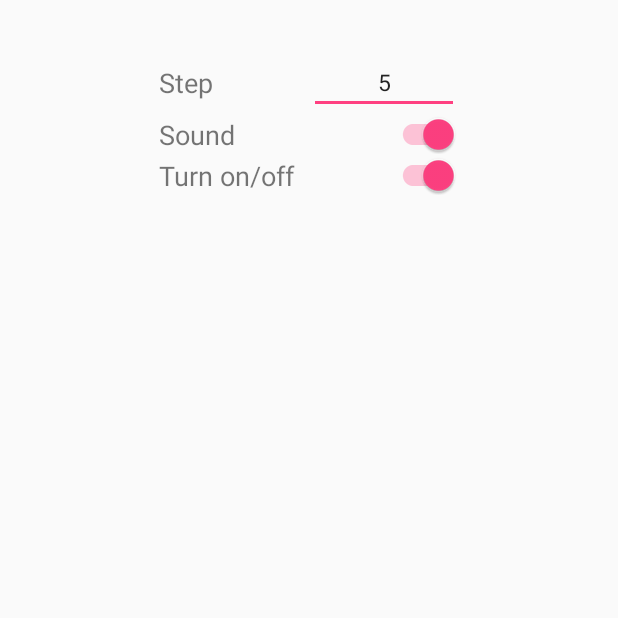
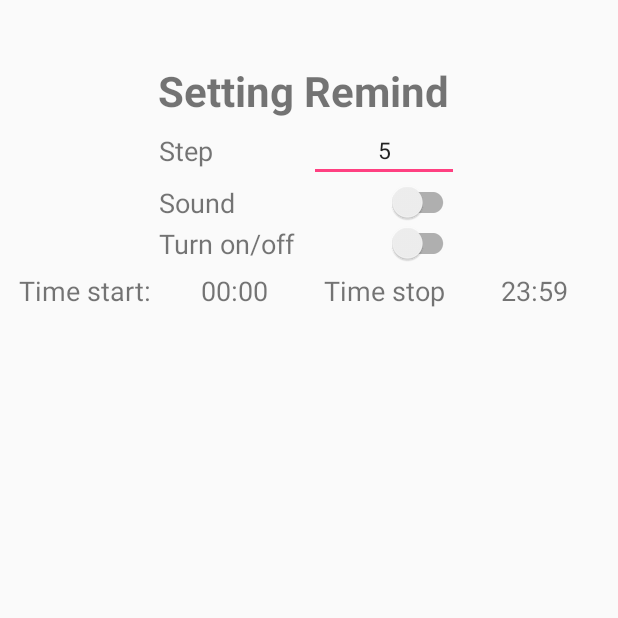
Before and after one commit to quyngao/EzEngLish, an Android app: the VocaActivity screen opened directly, with no data from a screen before it, on a phone screen of 412 x 824 dp, the top half of it. Run offline under Robolectric (Android 15) with nearby library versions, the phone set to English and light mode, and no system bars; libraries missing offline, so code that uses them is left out: io.realm; 3 statements that could not run were skipped.

Commit message:
15/8 company

```diff
--- a/app/build.gradle
+++ b/app/build.gradle
@@ -25,4 +25,5 @@ dependencies {
     compile 'com.android.support:appcompat-v7:24.0.0-alpha2'
     compile 'com.android.support:design:24.0.0'
     apply plugin: 'realm-android'
+    compile 'com.google.code.gson:gson:2.4'
 }
--- a/app/src/main/AndroidManifest.xml
+++ b/app/src/main/AndroidManifest.xml
@@ -48,8 +48,8 @@
         </activity>
         <activity
             android:name=".activity.RecordActivity"
+            android:configChanges="orientation|keyboardHidden|screenSize"
             android:launchMode="singleTask"
-            android:theme="@style/Theme.AppCompat.DayNight">
             android:screenOrientation="portrait">
         </activity>
 
--- a/app/src/main/java/com/example/mypc/ezenglish/activity/VocaActivity.java
+++ b/app/src/main/java/com/example/mypc/ezenglish/activity/VocaActivity.java
@@ -1,6 +1,7 @@
 package com.example.mypc.ezenglish.activity;
 
 import android.app.Activity;
+import android.app.TimePickerDialog;
 import android.content.Intent;
 import android.os.Bundle;
 import android.os.Debug;
@@ -8,20 +9,25 @@ import android.speech.tts.TextToSpeech;
 import android.support.v7.widget.SwitchCompat;
 import android.util.Log;
 import android.view.View;
+import android.view.WindowManager;
 import android.widget.AdapterView;
 import android.widget.CompoundButton;
 import android.widget.EditText;
 import android.widget.ListView;
+import android.widget.TextView;
+import android.widget.TimePicker;
 
 import com.example.mypc.ezenglish.R;
 import com.example.mypc.ezenglish.adapter.VocaAdapter;
 import com.example.mypc.ezenglish.model.Lesson;
 import com.example.mypc.ezenglish.model.Voca;
+import com.example.mypc.ezenglish.model.VocaRed;
 import com.example.mypc.ezenglish.realm.RealmLeason;
 import com.example.mypc.ezenglish.util.AlarmUtil;
 import com.example.mypc.ezenglish.util.PrefManager;
 
 import java.util.ArrayList;
+import java.util.List;
 import java.util.Locale;
 
 /**
@@ -31,34 +37,35 @@ public class VocaActivity extends Activity implements TextToSpeech.OnInitListene
 
     ListView listview;
     VocaAdapter adapter;
-    ArrayList<Voca> list;
+    List<Voca> list;
     private TextToSpeech tts;
     SwitchCompat switchalarm;
     SwitchCompat switchsound;
     EditText tv_step;
+    TextView tv_start, tv_end;
     PrefManager prefManager;
-    int step;
-    boolean isalarm;
-    boolean issound;
+    VocaRed vcr;
+
     Lesson l;
 
     @Override
     protected void onCreate(Bundle savedInstanceState) {
         super.onCreate(savedInstanceState);
         setContentView(R.layout.activity_voca);
-
+        this.getWindow().setSoftInputMode(WindowManager.LayoutParams.SOFT_INPUT_STATE_ALWAYS_HIDDEN);
         prefManager = new PrefManager(this);
         tv_step = (EditText) findViewById(R.id.text_time);
         switchalarm = (SwitchCompat) findViewById(R.id.switchalarm);
         switchsound = (SwitchCompat) findViewById(R.id.switchsound);
+        tv_start = (TextView) findViewById(R.id.tv_start);
+        tv_end = (TextView) findViewById(R.id.tv_end);
+        vcr = prefManager.getVocaRed();
 
-        step = prefManager.getstep();
-        isalarm = prefManager.getsound();
-        issound = prefManager.getalarm();
-
-        tv_step.setText("" + step);
-        switchalarm.setChecked(isalarm);
-        switchsound.setChecked(issound);
+        tv_step.setText("" + vcr.getStep());
+        switchalarm.setChecked(vcr.isalarm());
+        switchsound.setChecked(vcr.issound());
+        tv_start.setText(vcr.getStartdate());
+        tv_end.setText(vcr.getEnddate());
 
 
         tts = new TextToSpeech(this, this);
@@ -72,24 +79,67 @@ public class VocaActivity extends Activity implements TextToSpeech.OnInitListene
         Log.e("size", "" + list.size());
         adapter = new VocaAdapter(this, list);
         listview.setAdapter(adapter);
+
+
+        tv_start.setOnClickListener(new View.OnClickListener() {
+            @Override
+            public void onClick(View view) {
+                TimePickerDialog tpd = new TimePickerDialog(VocaActivity.this,
+                        new TimePickerDialog.OnTimeSetListener() {
+                            @Override
+                            public void onTimeSet(TimePicker view, int hourOfDay,
+                                                  int minute) {
+                                String s = "";
+                                if (hourOfDay < 10) s = s + "0" + hourOfDay + ":";
+                                else s = s + "" + hourOfDay + ":";
+                                if (minute < 10) s = s + "0" + minute;
+                                else s = s + "" + minute;
+                                tv_start.setText(s);
+                                vcr.setStartdate(s);
+                            }
+                        }, 0, 0, true);
+                tpd.show();
+            }
+        });
+        tv_end.setOnClickListener(new View.OnClickListener() {
+            @Override
+            public void onClick(View view) {
+                TimePickerDialog tpd = new TimePickerDialog(VocaActivity.this,
+                        new TimePickerDialog.OnTimeSetListener() {
+                            @Override
+                            public void onTimeSet(TimePicker view, int hourOfDay,
+                                                  int minute) {
+                                String s = "";
+                                if (hourOfDay < 10) s = s + "0" + hourOfDay + ":";
+                                else s = s + "" + hourOfDay + ":";
+                                if (minute < 10) s = s + "0" + minute;
+                                else s = s + "" + minute;
+                                tv_end.setText(s);
+                                vcr.setEnddate(s);
+                            }
+                        }, 0, 0, true);
+                tpd.show();
+            }
+        });
         listview.setOnItemClickListener(new AdapterView.OnItemClickListener() {
             @Override
             public void onItemClick(AdapterView<?> adapterView, View view, int i, long l) {
                 speakOut(list.get(i).getName());
             }
         });
-
-
         switchsound.setOnCheckedChangeListener(new CompoundButton.OnCheckedChangeListener() {
             @Override
             public void onCheckedChanged(CompoundButton buttonView, boolean isChecked) {
-                prefManager.setsound(isChecked);
+                Log.e("sound", "sound");
+                vcr.setIssound(isChecked);
+                prefManager.setVocared(vcr);
             }
         });
-        switchsound.setOnCheckedChangeListener(new CompoundButton.OnCheckedChangeListener() {
+        switchalarm.setOnCheckedChangeListener(new CompoundButton.OnCheckedChangeListener() {
             @Override
             public void onCheckedChanged(CompoundButton buttonView, boolean isChecked) {
-                prefManager.setalarm(isChecked);
+                vcr.setIsalarm(isChecked);
+                prefManager.setVocared(vcr);
                 setupalarm(isChecked);
             }
         });
@@ -98,9 +148,14 @@ public class VocaActivity extends Activity implements TextToSpeech.OnInitListene
     public void setupalarm(boolean ischeck) {
         if (ischeck == true) {
             Log.e("alarm", "start");
-            step = Integer.parseInt(tv_step.getText().toString());
-            prefManager.setstep(step);
-            AlarmUtil.startAlarmvocar(step, l.getId(), this);
+            vcr.setStep(Integer.parseInt(tv_step.getText().toString()));
+            prefManager.setVocared(vcr);
+            List<Voca> listtmp = prefManager.getlistvoca();
+            if (listtmp.size() == 0) {
+                Log.e("size",""+list.size());
+//                prefManager.setlistvoca(list);
+            }
+            AlarmUtil.startAlarmvocar(vcr.getStep(), l.getId(), this);
         } else {
             Log.e("alarm", "cancel");
             AlarmUtil.cancelAlarmvocar(l.getId(), this);
@@ -136,5 +191,4 @@ public class VocaActivity extends Activity implements TextToSpeech.OnInitListene
         }
         super.onDestroy();
     }
-
 }
--- a/app/src/main/java/com/example/mypc/ezenglish/activity/WelcomeActivity.java
+++ b/app/src/main/java/com/example/mypc/ezenglish/activity/WelcomeActivity.java
@@ -231,10 +231,8 @@ public class WelcomeActivity extends AppCompatActivity {
         @Override
         public Object instantiateItem(ViewGroup container, int position) {
             layoutInflater = (LayoutInflater) getSystemService(Context.LAYOUT_INFLATER_SERVICE);
-
             View view = layoutInflater.inflate(layouts[position], container, false);
             container.addView(view);
-
             return view;
         }
 
@@ -247,8 +245,6 @@ public class WelcomeActivity extends AppCompatActivity {
         public boolean isViewFromObject(View view, Object obj) {
             return view == obj;
         }
-
-
         @Override
         public void destroyItem(ViewGroup container, int position, Object object) {
             View view = (View) object;
--- a/app/src/main/java/com/example/mypc/ezenglish/adapter/VocaAdapter.java
+++ b/app/src/main/java/com/example/mypc/ezenglish/adapter/VocaAdapter.java
@@ -17,16 +17,17 @@ import com.example.mypc.ezenglish.model.Voca;
 import com.example.mypc.ezenglish.util.UtilFunctions;
 
 import java.util.ArrayList;
+import java.util.List;
 
 /**
  * Created by Quylt on 8/11/2016.
  */
 public class VocaAdapter extends BaseAdapter {
     private Activity activity;
-    private ArrayList<Voca> data;
+    private List<Voca> data;
     private static LayoutInflater inflater = null;
 
-    public VocaAdapter(Activity a, ArrayList<Voca> list) {
+    public VocaAdapter(Activity a, List<Voca> list) {
         activity = a;
         data = list;
         inflater = (LayoutInflater) activity.getSystemService(Context.LAYOUT_INFLATER_SERVICE);
@@ -46,6 +47,7 @@ public class VocaAdapter extends BaseAdapter {
     public long getItemId(int i) {
         return data.get(i).getId();
     }
+
     @Override
     public View getView(int i, View convertView, ViewGroup viewGroup) {
         View vi = convertView;
@@ -63,7 +65,7 @@ public class VocaAdapter extends BaseAdapter {
         artist.setText(song.getDescription());
         duration.setText(song.getTrans());
 
-        Bitmap albumArt = UtilFunctions.getDefaultAlbumArt(data.get(i).getImg());
+        Bitmap albumArt = UtilFunctions.getDefaultAlbumArt(song.getImg());
         Log.e("location", data.get(i).getImg());
         thumb_image.setBackgroundDrawable(new BitmapDrawable(albumArt));
         return vi;
--- a/app/src/main/java/com/example/mypc/ezenglish/model/Voca.java
+++ b/app/src/main/java/com/example/mypc/ezenglish/model/Voca.java
@@ -1,4 +1,6 @@
 package com.example.mypc.ezenglish.model;
+
+import java.io.Serializable;
 
 import io.realm.RealmObject;
 import io.realm.annotations.Ignore;
@@ -7,7 +9,7 @@ import io.realm.annotations.PrimaryKey;
 /**
  * Created by Quylt on 8/8/2016.
  */
-public class Voca extends RealmObject {
+public class Voca extends RealmObject implements Serializable {
     @PrimaryKey
     public int id;
     String name;
--- /dev/null
+++ b/app/src/main/java/com/example/mypc/ezenglish/model/VocaRed.java
@@ -0,0 +1,62 @@
+package com.example.mypc.ezenglish.model;
+
+import java.io.Serializable;
+
+/**
+ * Created by Quylt on 8/15/2016.
+ */
+public class VocaRed implements Serializable {
+    int step;
+    boolean isalarm;
+    boolean issound;
+    String startdate;
+    String enddate;
+
+    public VocaRed() {
+        step=5;
+        startdate ="00:00";
+        enddate="23:59";
+        isalarm=false;
+        issound= false;
+    }
+
+    public void setStep(int step) {
+        this.step = step;
+    }
+
+    public void setIsalarm(boolean isalarm) {
+        this.isalarm = isalarm;
+    }
+
+    public void setIssound(boolean issound) {
+        this.issound = issound;
+    }
+
+    public void setStartdate(String startdate) {
+        this.startdate = startdate;
+    }
+
+    public void setEnddate(String enddate) {
+        this.enddate = enddate;
+    }
+
+    public int getStep() {
+        return step;
+    }
+
+    public boolean isalarm() {
+        return isalarm;
+    }
+
+    public boolean issound() {
+        return issound;
+    }
+
+    public String getStartdate() {
+        return startdate;
+    }
+
+    public String getEnddate() {
+        return enddate;
+    }
+}
--- a/app/src/main/java/com/example/mypc/ezenglish/realm/RealmLeason.java
+++ b/app/src/main/java/com/example/mypc/ezenglish/realm/RealmLeason.java
@@ -2,6 +2,7 @@ package com.example.mypc.ezenglish.realm;
 
 import android.app.Activity;
 import android.app.Application;
+import android.content.Context;
 
 import com.example.mypc.ezenglish.model.Lesson;
 import com.example.mypc.ezenglish.model.Recod;
@@ -18,6 +19,11 @@ public class RealmLeason {
 
     public RealmLeason(Activity context) {
         realm = RealmController.with(context).getRealm();
+    }
+
+    public RealmLeason(Context context) {
+        realm = RealmController.with(context).getRealm();
+
     }
 
     public RealmLeason(Application context) {
--- a/app/src/main/java/com/example/mypc/ezenglish/util/PrefManager.java
+++ b/app/src/main/java/com/example/mypc/ezenglish/util/PrefManager.java
@@ -2,21 +2,29 @@ package com.example.mypc.ezenglish.util;
 
 import android.content.Context;
 import android.content.SharedPreferences;
+
+import com.example.mypc.ezenglish.model.Voca;
+import com.example.mypc.ezenglish.model.VocaRed;
+import com.google.gson.Gson;
+import com.google.gson.GsonBuilder;
+import com.google.gson.reflect.TypeToken;
+
+import java.util.ArrayList;
+import java.util.List;
 
 /**
  * Created by Quylt on 8/12/2016.
  */
 public class PrefManager {
     SharedPreferences pref;
+    private static Gson gson;
     SharedPreferences.Editor editor;
     Context context;
     int PRIVATE_MODE = 0;
 
     private static final String PREF_NAME = "isfirst";
-    private static final String SOUNDALARM = "sound";
-    private static final String ISALARM = "isalarm";
-
-    private static final String STEP = "step";
+    private static final String VOCARED = "VOCARED";
+    private static final String LISTVOCA = "LISTVOCA";
 
 
     private static final String IS_FIRST_TIME_LAUNCH = "IsFirstTimeLaunch";
@@ -26,41 +34,67 @@ public class PrefManager {
         this.context = context;
         pref = context.getSharedPreferences(PREF_NAME, PRIVATE_MODE);
         editor = pref.edit();
+        GsonBuilder builder = new GsonBuilder();
+        gson = builder.create();
     }
 
-    public void setstep(int step) {
-        editor.putInt(STEP, step);
+    public void setVocared(VocaRed v) {
+        GsonBuilder builder = new GsonBuilder();
+        gson = builder.create();
+        String s = gson.toJson(v);
+        editor.putString(VOCARED, s);
         editor.commit();
+
     }
 
-    public int getstep() {
-        return pref.getInt(STEP, 5);
+    public void setlistvoca(List<Voca> v) {
+        GsonBuilder builder = new GsonBuilder();
+        gson = builder.create();
+        String s = gson.toJson(v);
+        editor.putString(LISTVOCA, s);
+        editor.commit();
+
     }
 
-    public void setsound(boolean sound) {
-        editor.putBoolean(SOUNDALARM, sound);
-        editor.commit();
-    }
-
-    public boolean getsound() {
-        return pref.getBoolean(SOUNDALARM, true);
-    }
-
-    public void setalarm(boolean sound) {
-        editor.putBoolean(ISALARM, sound);
-        editor.commit();
-    }
-
-    public boolean getalarm() {
-        return pref.getBoolean(ISALARM, true);
+    public List<Voca> getlistvoca() {
+        List<Voca> list = new ArrayList<>();
+        GsonBuilder builder = new GsonBuilder();
+        gson = builder.create();
+        String vcr = pref.getString(LISTVOCA, "");
+        if (vcr.equalsIgnoreCase("")) {
+            return list;
+        } else {
+            try {
+                list = new Gson().fromJson(vcr, new TypeToken<List<Voca>>() {
+                }.getType());
+                return list;
+            } catch (Exception ex) {
+                ex.printStackTrace();
+                return list;
+            }
+        }
     }
 
 
+    public VocaRed getVocaRed() {
+        VocaRed vc = new VocaRed();
+        GsonBuilder builder = new GsonBuilder();
+        gson = builder.create();
+        String vcr = pref.getString(VOCARED, "");
+        if (vcr.equalsIgnoreCase("")) {
+            return vc;
+        } else {
+            try {
+                return gson.fromJson(vcr, VocaRed.class);
+            } catch (Exception ex) {
+                return vc;
+            }
+        }
+    }
     public void setFirstTimeLaunch(boolean isFirstTime) {
         editor.putBoolean(IS_FIRST_TIME_LAUNCH, isFirstTime);
         editor.commit();
     }
-
     public boolean isFirstTimeLaunch() {
         return pref.getBoolean(IS_FIRST_TIME_LAUNCH, true);
     }
--- a/app/src/main/java/com/example/mypc/ezenglish/util/UtilFunctions.java
+++ b/app/src/main/java/com/example/mypc/ezenglish/util/UtilFunctions.java
@@ -86,8 +86,8 @@ public class UtilFunctions {
         }
         return bm;
     }
-    private static final float BITMAP_SCALE = 1f;
-    private static final float BLUR_RADIUS = 6.5f;
+    private static final float BITMAP_SCALE = 3f;
+    private static final float BLUR_RADIUS = 15f;
     public static Bitmap blur(String location,Context context) {
         Bitmap image =getDefaultAlbumArt(location);
         int width = Math.round(image.getWidth() * BITMAP_SCALE);
--- a/app/src/main/res/layout/activity_voca.xml
+++ b/app/src/main/res/layout/activity_voca.xml
@@ -8,10 +8,26 @@
     <LinearLayout
         android:layout_width="match_parent"
         android:layout_height="match_parent"
-        android:layout_weight="0.8"
+        android:layout_weight="0.7"
         android:gravity="center"
         android:orientation="vertical"
         >
+
+        <LinearLayout
+            android:layout_width="match_parent"
+            android:layout_height="wrap_content"
+            android:gravity="center"
+            android:orientation="horizontal">
+
+            <TextView
+                android:layout_width="wrap_content"
+                android:layout_height="wrap_content"
+                android:text="Setting Remind "
+                android:textSize="28sp"
+                android:textStyle="bold"/>
+
+        </LinearLayout>
+
 
         <LinearLayout
             android:layout_width="match_parent"
@@ -31,7 +47,8 @@
                 android:layout_height="wrap_content"
                 android:gravity="center"
                 android:inputType="numberDecimal"
-                android:text="minute"
+                android:text="5"
+                android:textAppearance="?android:attr/textAppearanceMedium"
                 android:textSize="15dp"/>
 
         </LinearLayout>
@@ -75,6 +92,45 @@
 
         </LinearLayout>
 
+        <LinearLayout
+            android:layout_width="match_parent"
+            android:layout_height="wrap_content"
+            android:layout_marginTop="5dp"
+            android:gravity="center"
+            android:orientation="horizontal">
+
+            <TextView
+                android:layout_width="100dp"
+                android:layout_height="wrap_content"
+                android:gravity="center"
+                android:text="Time start:"
+                android:textSize="18sp"/>
+
+            <TextView
+                android:id="@+id/tv_start"
+                android:layout_width="100dp"
+                android:layout_height="wrap_content"
+                android:gravity="center"
+                android:text="00:00"
+                android:textSize="18sp"/>
+
+            <TextView
+                android:layout_width="100dp"
+                android:layout_height="wrap_content"
+                android:gravity="center"
+                android:text="Time stop"
+                android:textSize="18sp"/>
+
+            <TextView
+                android:id="@+id/tv_end"
+                android:layout_width="100dp"
+                android:layout_height="wrap_content"
+                android:gravity="center"
+                android:text="23:59"
+                android:textSize="18sp"/>
+
+        </LinearLayout>
+
 
     </LinearLayout>
 
```
Also changed, not shown: app/src/main/java/com/example/mypc/ezenglish/activity/RecodActivity.java (deleted, +0 -8 lines), app/src/main/java/com/example/mypc/ezenglish/activity/RecordActivity.java (+68 -35 lines), app/src/main/java/com/example/mypc/ezenglish/realm/RealmController.java (+12 -0 lines), app/src/main/java/com/example/mypc/ezenglish/receiver/AlarmBroadcastReceiver.java (+21 -6 lines), app/src/main/java/com/example/mypc/ezenglish/util/AlarmUtil.java (+18 -7 lines), 1 other file.
